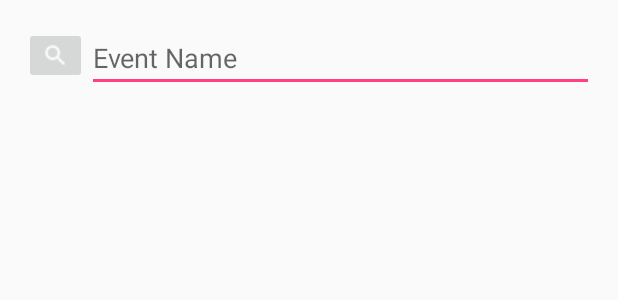
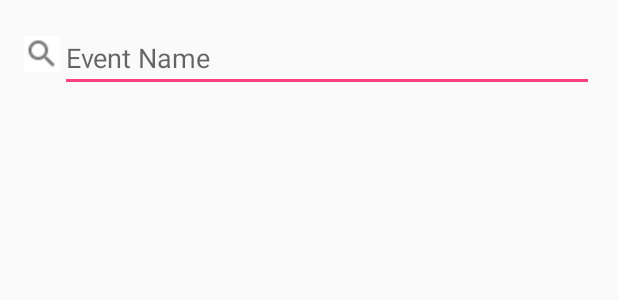
Before and after one commit to peggysoh/PersonalCalendar, an Android app: the layout activity_search_event.xml on its own in the app's theme, with its tools: preview values and no code run, on a phone screen of 412 x 824 dp. Shown: the top 300 px of the screen. Run offline under Robolectric (Android 15) with nearby library versions, the phone set to English and light mode, and no system bars.

Commit message:
Working on search

```diff
--- a/app/src/main/res/layout/activity_search_event.xml
+++ b/app/src/main/res/layout/activity_search_event.xml
@@ -13,9 +13,10 @@
         android:layout_width="wrap_content"
         android:layout_height="wrap_content"
         android:id="@+id/search_icon"
-        android:layout_marginTop="2dp"
-        android:src="@drawable/ic_magnify_white_18dp"
-        android:focusable="false" />
+        android:layout_marginTop="8dp"
+        android:src="@drawable/ic_magnify_grey_24dp"
+        android:focusable="false"
+        android:background="#ffffff" />
 
     <EditText
         android:layout_width="match_parent"
```
Also changed, not shown: app/src/main/res/drawable/ic_magnify_grey_24dp.png (added), app/src/main/res/drawable/ic_magnify_white_18dp.png (deleted), app/src/main/res/drawable/ic_magnify_white_24dp.png (deleted).
